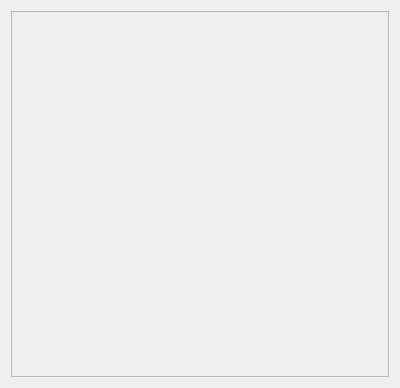
Above: components/newagent/src/mainUI.ui from robocomp/dsr-graph before the change. Below: the same form after it.
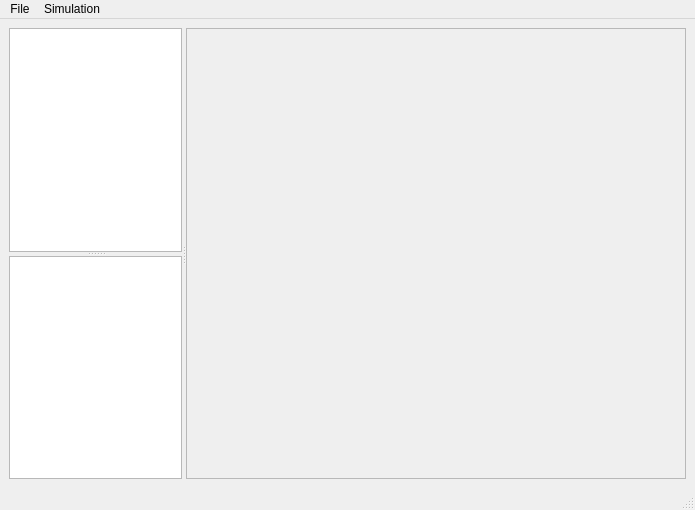
That is the form after the change.

```diff
--- a/components/newagent/src/mainUI.ui
+++ b/components/newagent/src/mainUI.ui
@@ -1,21 +1,39 @@
 <?xml version="1.0" encoding="UTF-8"?>
 <ui version="4.0">
  <class>guiDlg</class>
- <widget class="QWidget" name="guiDlg">
+ <widget class="QMainWindow" name="guiDlg">
   <property name="geometry">
    <rect>
     <x>0</x>
     <y>0</y>
-    <width>400</width>
-    <height>388</height>
+    <width>695</width>
+    <height>510</height>
    </rect>
   </property>
   <property name="windowTitle">
    <string>DSR</string>
   </property>
+  <widget class="QWidget" name="centralwidget">
   <layout class="QVBoxLayout" name="verticalLayout">
    <item>
+     <widget class="QSplitter" name="splitter_2">
+      <property name="orientation">
+       <enum>Qt::Horizontal</enum>
+      </property>
+      <widget class="QSplitter" name="splitter">
+       <property name="orientation">
+        <enum>Qt::Vertical</enum>
+       </property>
+       <widget class="QListView" name="listViewNodes"/>
+       <widget class="QListView" name="listViewEdges"/>
+      </widget>
     <widget class="QScrollArea" name="scrollArea">
+       <property name="minimumSize">
+        <size>
+         <width>500</width>
+         <height>0</height>
+        </size>
+       </property>
      <property name="widgetResizable">
       <bool>true</bool>
      </property>
@@ -24,14 +42,45 @@
        <rect>
         <x>0</x>
         <y>0</y>
-        <width>380</width>
-        <height>368</height>
-       </rect>
-      </property>
+          <width>498</width>
+          <height>443</height>
+         </rect>
+        </property>
+       </widget>
      </widget>
     </widget>
    </item>
   </layout>
+  </widget>
+  <widget class="QMenuBar" name="menubar">
+   <property name="geometry">
+    <rect>
+     <x>0</x>
+     <y>0</y>
+     <width>695</width>
+     <height>25</height>
+    </rect>
+   </property>
+   <widget class="QMenu" name="menuFile">
+    <property name="title">
+     <string>File</string>
+    </property>
+    <addaction name="actionSave"/>
+   </widget>
+   <widget class="QMenu" name="menuSimulation">
+    <property name="title">
+     <string>Simulation</string>
+    </property>
+   </widget>
+   <addaction name="menuFile"/>
+   <addaction name="menuSimulation"/>
+  </widget>
+  <widget class="QStatusBar" name="statusbar"/>
+  <action name="actionSave">
+   <property name="text">
+    <string>Save</string>
+   </property>
+  </action>
  </widget>
  <resources/>
  <connections/>
```
Left out of the diff: 2 changed lines with no effect on the pictures. Lines whose indentation alone changed are shown as unchanged.
